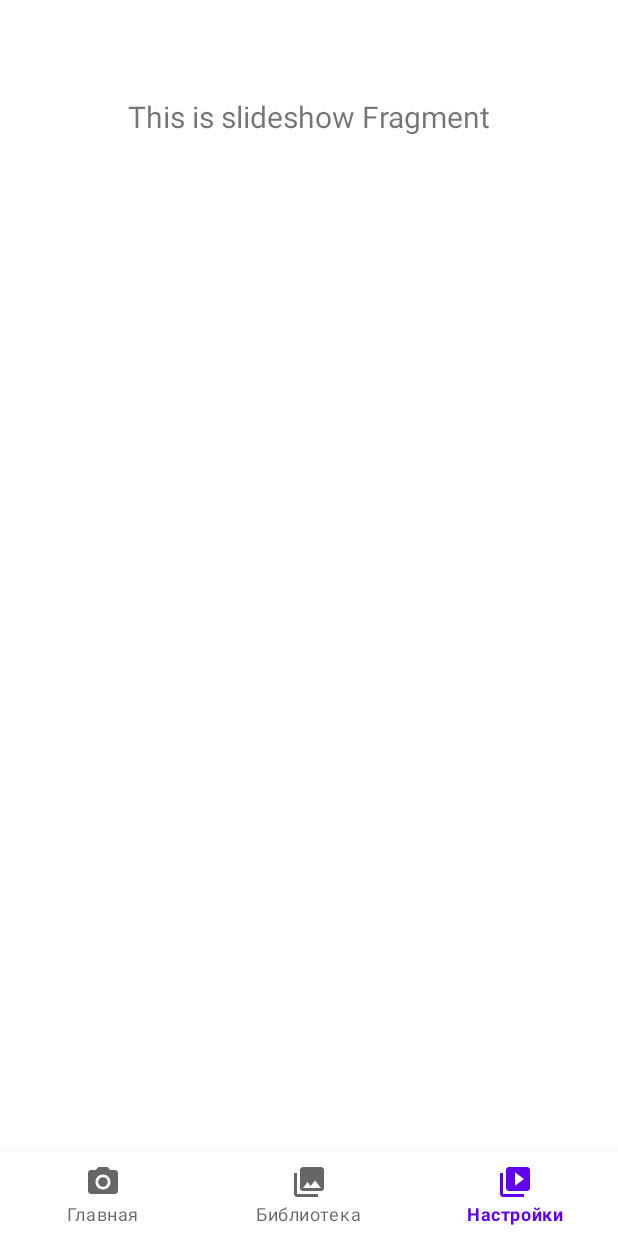
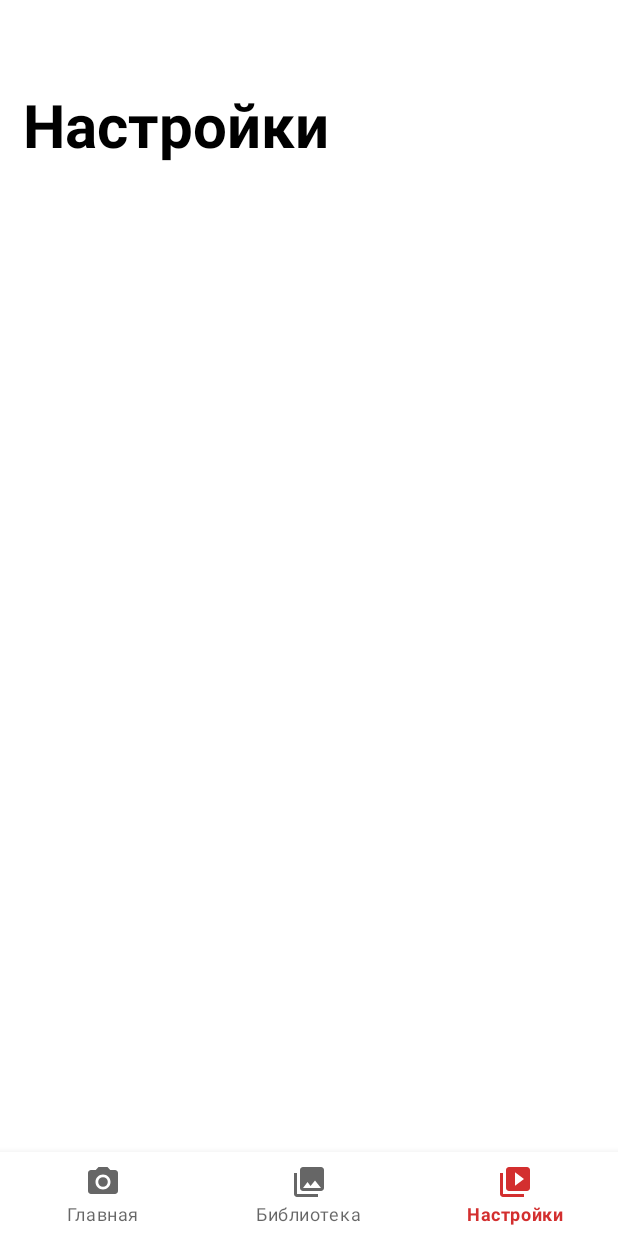
Before and after one commit to NightStrang6r/Xploit, an Android app: the screen it shows after launch (MainActivity), item 3 of the bottom bar chosen, on a phone screen of 412 x 824 dp. Run offline under Robolectric (Android 15) with nearby library versions, the light colour scheme and no system bars; our stand-ins replace Picasso, navigation-ui; pictures from the network do not load.

Commit message:
🐞 Bug fixes & UI upgrade

```diff
--- a/app/src/main/java/com/example/xploit/ui/gallery/GalleryFragment.kt
+++ b/app/src/main/java/com/example/xploit/ui/gallery/GalleryFragment.kt
@@ -31,10 +31,6 @@ class GalleryFragment : Fragment() {
         _binding = FragmentGalleryBinding.inflate(inflater, container, false)
         val root: View = binding.root
 
-        val textView: TextView = binding.textGallery
-        galleryViewModel.text.observe(viewLifecycleOwner, Observer {
-            textView.text = it
-        })
         return root
     }
 
--- a/app/src/main/java/com/example/xploit/ui/slideshow/SlideshowFragment.kt
+++ b/app/src/main/java/com/example/xploit/ui/slideshow/SlideshowFragment.kt
@@ -31,10 +31,6 @@ class SlideshowFragment : Fragment() {
         _binding = FragmentSlideshowBinding.inflate(inflater, container, false)
         val root: View = binding.root
 
-        val textView: TextView = binding.textSlideshow
-        slideshowViewModel.text.observe(viewLifecycleOwner, Observer {
-            textView.text = it
-        })
         return root
     }
 
--- a/app/src/main/res/layout/activity_main.xml
+++ b/app/src/main/res/layout/activity_main.xml
@@ -25,6 +25,17 @@
 
     </com.google.android.material.appbar.AppBarLayout>
 
+    <fragment
+        android:id="@+id/nav_host_fragment_content_main"
+        android:name="androidx.navigation.fragment.NavHostFragment"
+        android:layout_width="match_parent"
+        android:layout_height="wrap_content"
+        app:defaultNavHost="true"
+        app:layout_constraintLeft_toLeftOf="parent"
+        app:layout_constraintRight_toRightOf="parent"
+        app:layout_constraintTop_toTopOf="parent"
+        app:navGraph="@navigation/mobile_navigation" />
+
     <com.google.android.material.bottomnavigation.BottomNavigationView
         android:id="@+id/nav_view"
         android:layout_width="0dp"
@@ -37,18 +48,6 @@
         app:layout_constraintRight_toRightOf="parent"
         app:menu="@menu/activity_main_drawer" />
 
-    <fragment
-        android:id="@+id/nav_host_fragment_content_main"
-        android:name="androidx.navigation.fragment.NavHostFragment"
-        android:layout_width="match_parent"
-        android:layout_height="wrap_content"
-        app:defaultNavHost="true"
-        app:layout_constraintHorizontal_bias="0.0"
-        app:layout_constraintLeft_toLeftOf="parent"
-        app:layout_constraintRight_toRightOf="parent"
-        app:layout_constraintTop_toTopOf="parent"
-        app:navGraph="@navigation/mobile_navigation" />
-
     <!--<com.google.android.material.navigation.NavigationView
         android:id="@+id/nav_view"
         android:layout_width="wrap_content"
--- a/app/src/main/res/layout/activity_music_player.xml
+++ b/app/src/main/res/layout/activity_music_player.xml
@@ -28,6 +28,7 @@
         android:layout_height="wrap_content"
         android:text="Track Name"
         android:textSize="25dp"
+        android:textAlignment="center"
         android:layout_marginTop="50dp"
         app:layout_constraintEnd_toEndOf="parent"
         app:layout_constraintStart_toStartOf="parent"
@@ -39,6 +40,7 @@
         android:layout_height="wrap_content"
         android:text="Track Artist"
         android:textSize="20dp"
+        android:textAlignment="center"
         android:textColor="@color/tv_artist_blue"
         android:layout_marginTop="10dp"
         app:layout_constraintEnd_toEndOf="parent"
--- a/app/src/main/res/layout/fragment_slideshow.xml
+++ b/app/src/main/res/layout/fragment_slideshow.xml
@@ -7,16 +7,14 @@
     tools:context=".ui.slideshow.SlideshowFragment">
 
     <TextView
-        android:id="@+id/text_slideshow"
-        android:layout_width="match_parent"
+        android:layout_width="wrap_content"
         android:layout_height="wrap_content"
-        android:layout_marginStart="8dp"
-        android:layout_marginTop="8dp"
-        android:layout_marginEnd="8dp"
-        android:textAlignment="center"
-        android:textSize="20sp"
-        app:layout_constraintBottom_toBottomOf="parent"
-        app:layout_constraintEnd_toEndOf="parent"
+        android:text="Настройки"
+        android:textSize="40dp"
+        android:textStyle="bold"
+        android:textColor="@color/black"
+        android:layout_marginStart="15dp"
         app:layout_constraintStart_toStartOf="parent"
         app:layout_constraintTop_toTopOf="parent" />
+
 </androidx.constraintlayout.widget.ConstraintLayout>
--- a/app/src/main/res/values/colors.xml
+++ b/app/src/main/res/values/colors.xml
@@ -7,6 +7,7 @@
     <color name="teal_700">#FF018786</color>
     <color name="black">#FF000000</color>
     <color name="white">#FFFFFFFF</color>
+    <color name="orange">#d32f2f</color>
 
     <color name="tv_artist_blue">#FF0000FF</color>
     <color name="colorPrimaryDark">#303F9F</color>
--- a/app/src/main/res/values/themes.xml
+++ b/app/src/main/res/values/themes.xml
@@ -2,7 +2,7 @@
     <!-- Base application theme. -->
     <style name="Theme.Xploit" parent="Theme.MaterialComponents.DayNight.NoActionBar">
         <!-- Primary brand color. -->
-        <item name="colorPrimary">@color/purple_500</item>
+        <item name="colorPrimary">@color/orange</item>
         <item name="colorPrimaryVariant">@android:color/transparent</item>
         <item name="colorOnPrimary">@color/white</item>
         <!-- Secondary brand color. -->
@@ -14,6 +14,10 @@
         <!-- Customize your theme here. -->
         <item name="android:windowTranslucentStatus">true</item>
         <item name="android:windowTranslucentNavigation">false</item>
+
+        <item name="colorControlNormal">#d32f2f</item>
+        <item name="colorControlActivated">#ff5722</item>
+        <item name="colorControlHighlight">#f44336</item>
     </style>
 
     <style name="Theme.Xploit.NoActionBar">
```
Also changed, not shown: app/src/main/java/com/example/xploit/ui/home/HomeFragment.kt (+38 -31 lines), app/src/main/res/layout/fragment_gallery.xml (+7 -9 lines), app/src/main/res/layout/fragment_home.xml (+25 -4 lines).
